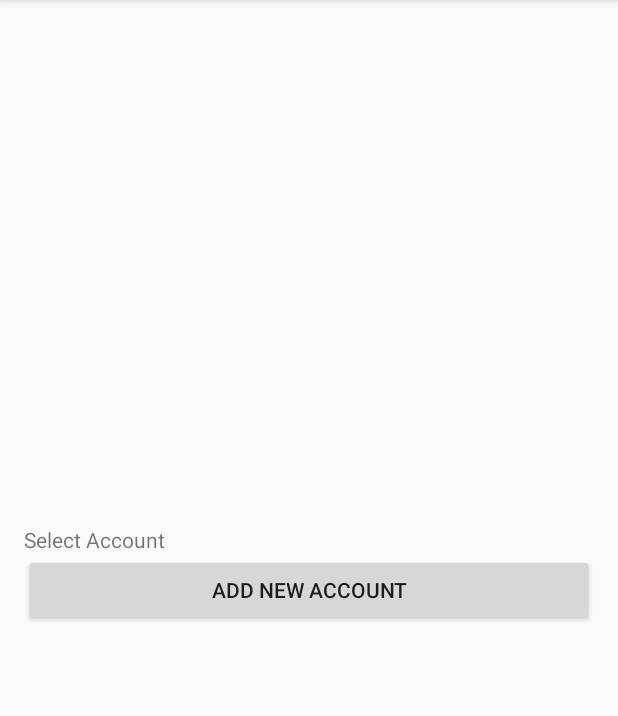
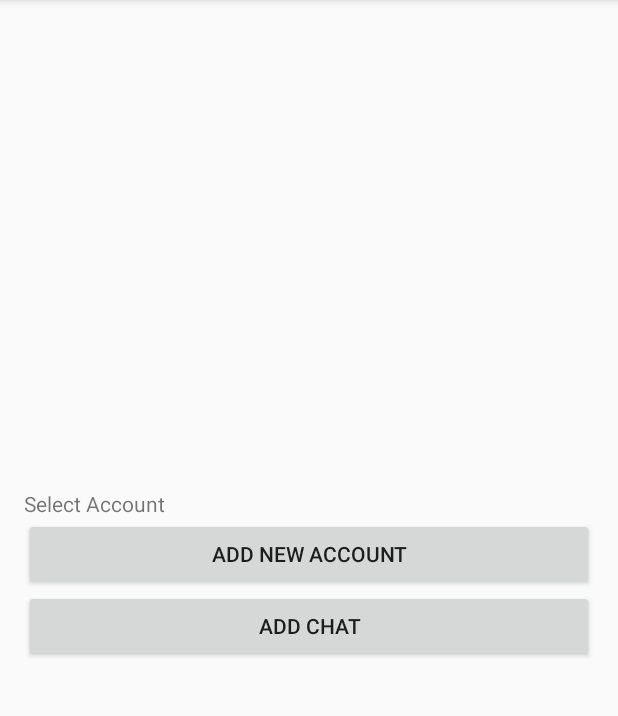
Before and after one commit to HueToYou/ChatExchange-old, an Android app: the fragment AccountsFragment shown on its own in the app's theme, on a phone screen of 412 x 824 dp, the part 84-800 px from its top. Run offline under Robolectric (Android 15) with nearby library versions, the phone set to English and light mode, and no system bars; 1 statement that could not run was skipped.

Commit message:
Add chats

```diff
--- a/app/src/main/java/com/huetoyou/chatexchange/AccountsFragment.java
+++ b/app/src/main/java/com/huetoyou/chatexchange/AccountsFragment.java
@@ -7,18 +7,23 @@ import android.content.Intent;
 import android.net.Uri;
 import android.os.Bundle;
 import android.app.Fragment;
+import android.support.v7.app.AlertDialog;
 import android.support.v7.widget.AppCompatButton;
 import android.view.LayoutInflater;
 import android.view.View;
 import android.view.ViewGroup;
 import android.widget.Button;
 import android.widget.LinearLayout;
+import android.widget.TextView;
 
 import com.huetoyou.chatexchange.auth.AuthenticatorActivity;
+
+import org.w3c.dom.Text;
 
 public class AccountsFragment extends Fragment {
 
     private AccountManager mAccountManager;
+    private View view;
 
     public AccountsFragment() {
         // Required empty public constructor
@@ -28,7 +33,9 @@ public class AccountsFragment extends Fragment {
     public View onCreateView(LayoutInflater inflater, ViewGroup container,
                              Bundle savedInstanceState) {
         // Inflate the layout for this fragment
-        View view = inflater.inflate(R.layout.fragment_accounts, container, false);
+        view = inflater.inflate(R.layout.fragment_accounts, container, false);
+
+        getActivity().setTitle(getResources().getText(R.string.app_name));
 
         mAccountManager = AccountManager.get(getActivity());
 
@@ -54,11 +61,23 @@ public class AccountsFragment extends Fragment {
             @Override
             public void onClick(View v) {
                 getActivity().startActivity(new Intent(getActivity(), AuthenticatorActivity.class));
-                getActivity().finish();
             }
         });
 
         accountLayout.addView(newAccount);
+
+        Button newChat = new AppCompatButton(getActivity());
+        newChat.setText(getResources().getText(R.string.activity_authenticator_add_chat));
+        newChat.setOnClickListener(new View.OnClickListener() {
+            @Override
+            public void onClick(View v) {
+                if (getActivity() instanceof MainActivity) {
+                    ((MainActivity) getActivity()).addTab("https://chat.stackexchange.com/rooms/201/ask-ubuntu-general-room");
+                }
+            }
+        });
+
+        accountLayout.addView(newChat);
 
         return view;
     }
--- a/app/src/main/res/layout/fragment_chat.xml
+++ b/app/src/main/res/layout/fragment_chat.xml
@@ -19,10 +19,9 @@
             android:paddingTop="@dimen/activity_vertical_margin" >
 
             <TextView
-                android:id="@+id/textView2"
+                android:id="@+id/chat_body"
                 android:layout_width="match_parent"
-                android:layout_height="wrap_content"
-                android:text="hue" />
+                android:layout_height="wrap_content" />
         </LinearLayout>
     </ScrollView>
 </LinearLayout>
--- a/app/src/main/res/values/strings.xml
+++ b/app/src/main/res/values/strings.xml
@@ -14,6 +14,7 @@
     <string name="activity_authenticator_email_required">Email Required</string>
     <string name="activity_authenticator_password_required">Password Required</string>
     <string name="activity_authenticator_add_account">Add New Account</string>
+    <string name="activity_authenticator_add_chat">Add Chat</string>
 
     <string name="se_auth_unable_to_read_url">unable to read auth URL</string>
     <string name="se_auth_unable_to_read_fkey">unable to read network fkey</string>
```
Also changed, not shown: app/src/main/java/com/huetoyou/chatexchange/ChatFragment.java (+8 -2 lines), app/src/main/java/com/huetoyou/chatexchange/MainActivity.java (+71 -15 lines).
